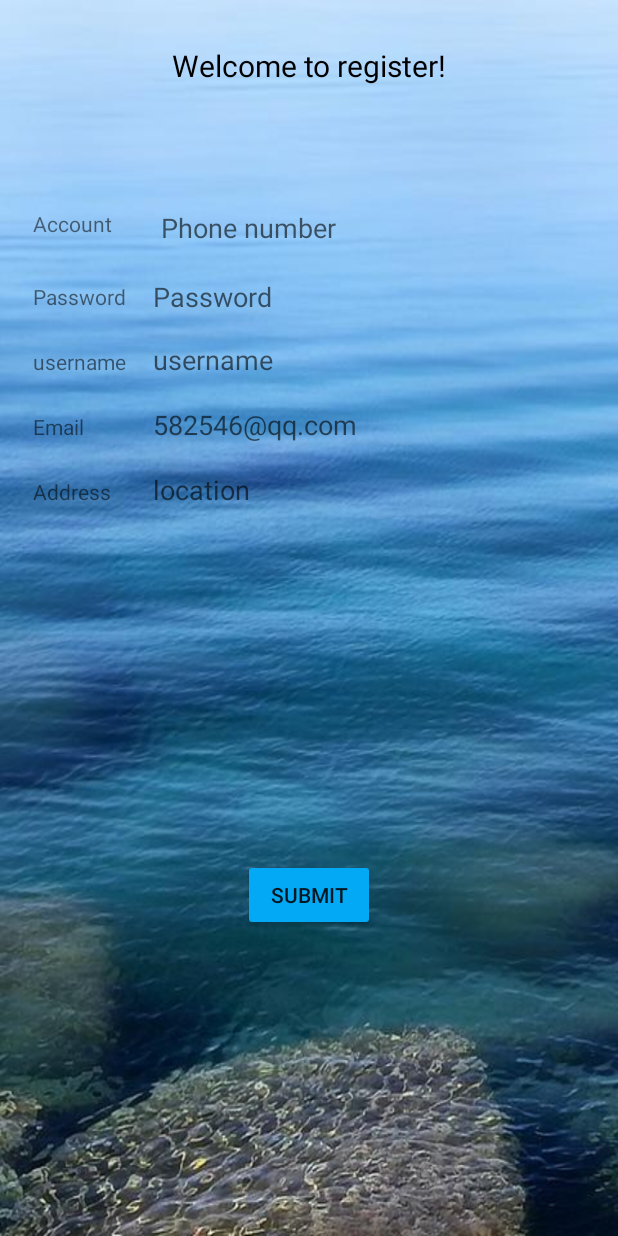
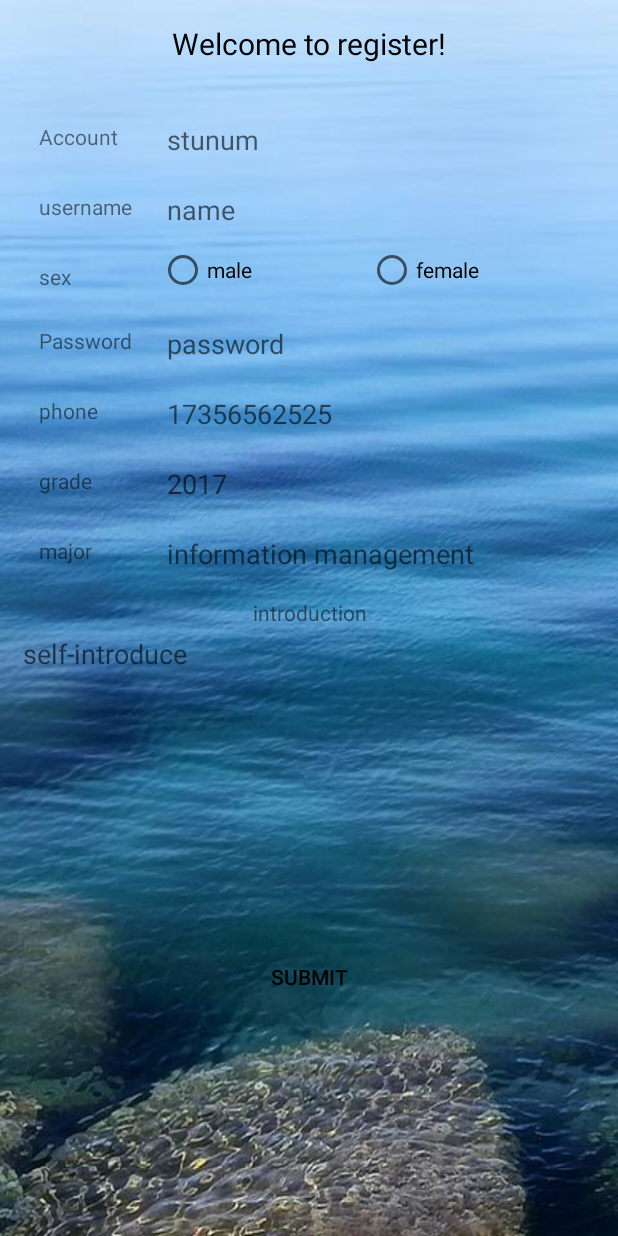
Before and after one commit to kouwq/seaMates, an Android app: the layout activity_register.xml on its own in the app's theme, with its tools: preview values and no code run, on a phone screen of 412 x 824 dp. Run offline under Robolectric (Android 15) with nearby library versions, the phone set to English and light mode, and no system bars.

Commit message:
6/15 renew layout addClearListener

```diff
--- a/app/src/main/java/com/demo/hello/seamates/LoginActivity.java
+++ b/app/src/main/java/com/demo/hello/seamates/LoginActivity.java
@@ -3,23 +3,34 @@ package com.demo.hello.seamates;
 import android.content.Intent;
 import android.os.Bundle;
 import android.support.v7.app.AppCompatActivity;
+import android.text.Editable;
+import android.text.TextWatcher;
 import android.util.Log;
 import android.view.View;
 import android.widget.Button;
 import android.widget.EditText;
+import android.widget.ImageView;
 import android.widget.Toast;
 
 public class LoginActivity extends AppCompatActivity implements View.OnClickListener {
     private final String TAG = "LoginActivity";
     EditText username, pwd;
     Button btn1, btn2;
+    ImageView imageView1, imageView2;
 
     @Override
     protected void onCreate(Bundle savedInstanceState) {
         super.onCreate(savedInstanceState);
         setContentView(R.layout.activity_login);
+
         username = findViewById(R.id.et_log_u);
         pwd = findViewById(R.id.et_pwd_u);
+        imageView1 = findViewById(R.id.iv_unaClear);
+        imageView2 = findViewById(R.id.iv_pwdClear);
+        //添加清除监听
+        addClearListener(username,imageView1);
+        addClearListener(pwd,imageView2);
+
         btn1 = findViewById(R.id.log_btn1);
         btn1.setOnClickListener(this);
         btn2 = findViewById(R.id.log_btn2);
@@ -61,4 +72,38 @@ public class LoginActivity extends AppCompatActivity implements View.OnClickList
     public void onPointerCaptureChanged(boolean hasCapture) {
 
     }
+
+    public static void addClearListener(final EditText editText, final ImageView imageView) {
+        editText.addTextChangedListener(new TextWatcher() {
+            @Override
+            public void beforeTextChanged(CharSequence s, int start, int count, int after) {
+
+            }
+
+            @Override
+            public void onTextChanged(CharSequence s, int start, int before, int count) {
+
+            }
+
+            @Override
+            public void afterTextChanged(Editable s) {
+                //如果有输入内容就显示clear按钮
+                String str = s + "";
+                if (str.length() > 0) {
+                    imageView.setVisibility(View.VISIBLE);
+                } else {
+                    imageView.setVisibility(View.INVISIBLE);
+                }
+
+            }
+        });
+        imageView.setOnClickListener(new View.OnClickListener(){
+
+            @Override
+            public void onClick(View v) {
+                editText.setText("");
+            }
+        });
+    }
+
 }
--- a/app/src/main/res/layout/activity_login.xml
+++ b/app/src/main/res/layout/activity_login.xml
@@ -46,18 +46,17 @@
                 android:layout_width="2dp"
                 android:layout_height="40dp"
                 android:layout_gravity="center"
-                android:layout_toRightOf="@+id/iv_userIconName"
                 android:background="@color/black" />
 
             <EditText
                 android:id="@+id/et_log_u"
-                android:layout_width="match_parent"
+                android:layout_width="wrap_content"
                 android:layout_height="match_parent"
                 android:layout_gravity="center"
                 android:layout_margin="5dp"
                 android:background="@null"
                 android:ems="10"
-                android:hint="@string/log_u"
+                android:hint="@string/account"
                 android:inputType="none"
                 android:textCursorDrawable="@null" />
 
@@ -65,7 +64,7 @@
                 android:id="@+id/iv_unaClear"
                 android:layout_width="wrap_content"
                 android:layout_height="wrap_content"
-                android:layout_marginRight="20dp"
+                android:layout_gravity="center"
                 android:src="@mipmap/clear"
                 android:visibility="invisible" />
 
@@ -85,19 +84,18 @@
                 android:layout_width="2dp"
                 android:layout_height="40dp"
                 android:layout_gravity="center"
-                android:layout_toRightOf="@+id/iv_userIconPwd"
                 android:background="@color/black" />
 
 
             <EditText
                 android:id="@+id/et_pwd_u"
-                android:layout_width="match_parent"
+                android:layout_width="wrap_content"
                 android:layout_height="match_parent"
                 android:layout_gravity="center"
                 android:layout_margin="5dp"
                 android:background="@null"
                 android:ems="10"
-                android:hint="@string/log_p"
+                android:hint="@string/pwd"
                 android:inputType="textPassword"
                 android:textCursorDrawable="@null" />
 
@@ -105,7 +103,7 @@
                 android:id="@+id/iv_pwdClear"
                 android:layout_width="wrap_content"
                 android:layout_height="wrap_content"
-                android:layout_marginRight="20dp"
+                android:layout_gravity="center"
                 android:src="@mipmap/clear"
                 android:visibility="invisible" />
 
@@ -122,7 +120,7 @@
                 android:checked="false"
                 android:duplicateParentState="false"
                 android:padding="5dp"
-                android:text="记住密码"
+                android:text="@string/pwd_rem"
                 android:textColor="#666666"
                 android:textSize="15sp"
                 app:buttonTint="@color/black" />
@@ -138,7 +136,7 @@
             android:layout_marginBottom="10dp"
             android:background="@null"
             android:gravity="center"
-            android:text="@string/log_btn1"
+            android:text="@string/log_in"
             android:textColor="#fff"
             android:textSize="18sp" />
 
@@ -150,7 +148,7 @@
             android:layout_marginRight="30dp"
             android:background="@null"
             android:gravity="center"
-            android:text="@string/log_btn2"
+            android:text="@string/log_up"
             android:textColor="#fff"
             android:textSize="18sp" />
     </LinearLayout>
--- a/app/src/main/res/layout/activity_register.xml
+++ b/app/src/main/res/layout/activity_register.xml
@@ -11,19 +11,19 @@
         android:layout_width="match_parent"
         android:layout_height="wrap_content"
         android:layout_gravity="center"
-        android:layout_marginBottom="10dp"
+        android:layout_marginBottom="5dp"
         android:orientation="vertical">
 
         <TextView
-            android:id="@+id/tv_wel"
+            android:id="@+id/reg_tv_wel"
             style="@style/AppTheme"
             android:layout_width="wrap_content"
             android:layout_height="wrap_content"
             android:layout_gravity="center"
-            android:layout_marginTop="10dp"
-            android:layout_marginBottom="20dp"
-            android:padding="20dp"
-            android:text="@string/reg_wel"
+            android:layout_marginTop="5dp"
+            android:layout_marginBottom="5dp"
+            android:padding="10dp"
+            android:text="@string/welcome"
             android:textColor="@color/black"
             android:textSize="20sp" />
     </LinearLayout>
@@ -32,113 +32,158 @@
         android:layout_width="match_parent"
         android:layout_height="wrap_content"
         android:layout_gravity="center"
-        android:layout_marginTop="20dp"
-        android:layout_marginBottom="20dp"
+        android:layout_marginTop="5dp"
+        android:layout_marginBottom="5dp"
         android:orientation="vertical">
 
         <LinearLayout style="@style/FormMainLayoutStyle">
 
             <TextView
-                android:id="@+id/tv_n"
-                android:layout_width="80dp"
-                android:layout_height="match_parent"
-                android:layout_marginRight="5dp"
-                android:padding="5dp"
-                android:text="@string/log_u" />
+                android:id="@+id/reg_tv_account"
+                style="@style/LeftTextView"
+                android:text="@string/account" />
 
             <EditText
-                android:id="@+id/reg_account"
-                android:layout_width="match_parent"
-                android:layout_height="match_parent"
-                android:background="@null"
-                android:ems="10"
-                android:hint="@string/reg_phone_hint"
-                android:inputType="none"
-                android:padding="5dp" />
+                android:id="@+id/reg_et_account"
+                style="@style/RightEditText"
+                android:hint="@string/account_hint"
+                android:inputType="none" />
         </LinearLayout>
 
         <LinearLayout style="@style/FormMainLayoutStyle">
 
             <TextView
-                android:id="@+id/tv_pwd"
-                android:layout_width="80dp"
-                android:layout_height="match_parent"
-                android:layout_marginRight="5dp"
-                android:padding="5dp"
-                android:text="@string/log_p" />
+                android:id="@+id/reg_tv_name"
+                style="@style/LeftTextView"
+                android:text="@string/username" />
 
             <EditText
-                android:id="@+id/reg_pwd"
-                android:layout_width="match_parent"
-                android:layout_height="match_parent"
-                android:background="@null"
-                android:ems="12"
-                android:hint="@string/reg_pwd_hint"
-                android:inputType="textPassword" />
-        </LinearLayout>
-
-        <LinearLayout style="@style/FormMainLayoutStyle">
-
-            <TextView
-                android:id="@+id/tv_name"
-                android:layout_width="80dp"
-                android:layout_height="wrap_content"
-                android:layout_marginRight="5dp"
-                android:padding="5dp"
-                android:text="username" />
-
-            <EditText
-                android:id="@+id/reg_name"
-                android:layout_width="match_parent"
-                android:layout_height="wrap_content"
-                android:background="@null"
-                android:ems="10"
-                android:hint="username"
+                android:id="@+id/reg_et_name"
+                style="@style/RightEditText"
+                android:hint="@string/username_hint"
                 android:inputType="textPostalAddress" />
         </LinearLayout>
 
         <LinearLayout style="@style/FormMainLayoutStyle">
 
             <TextView
-                android:id="@+id/tv_email"
-                android:layout_width="80dp"
-                android:layout_height="wrap_content"
-                android:layout_marginRight="5dp"
-                android:padding="5dp"
-                android:text="@string/reg_email" />
+                android:id="@+id/reg_tv_sex"
+                style="@style/LeftTextView"
+                android:text="@string/sex" />
+
+            <RadioGroup
+                android:id="@+id/reg_rg_sex"
+                android:layout_width="match_parent"
+                android:layout_height="match_parent"
+                android:layout_gravity="center_horizontal"
+                android:orientation="horizontal">
+
+                <RadioButton
+                    android:id="@+id/reg_male"
+                    android:layout_width="wrap_content"
+                    android:layout_height="wrap_content"
+                    android:layout_weight="1"
+                    android:checked="false"
+                    android:text="@string/reg_rad_male" />
+
+                <RadioButton
+                    android:id="@+id/reg_female"
+                    android:layout_width="wrap_content"
+                    android:layout_height="wrap_content"
+                    android:layout_weight="1"
+                    android:checked="false"
+                    android:text="@string/reg_rad_fem" />
+            </RadioGroup>
+        </LinearLayout>
+
+        <LinearLayout style="@style/FormMainLayoutStyle">
+
+            <TextView
+                android:id="@+id/reg_tv_pwd"
+                style="@style/LeftTextView"
+                android:text="@string/pwd" />
 
             <EditText
-                android:id="@+id/reg_email"
-                android:layout_width="match_parent"
-                android:layout_height="wrap_content"
-                android:background="@null"
-                android:ems="10"
-                android:hint="@string/reg_email_hint"
-                android:inputType="textEmailAddress" />
+                android:id="@+id/reg_et_pwd"
+                style="@style/RightEditText"
+                android:hint="@string/pwd_hint"
+                android:inputType="textPassword" />
+        </LinearLayout>
+
+
+        <LinearLayout style="@style/FormMainLayoutStyle">
+
+            <TextView
+                android:id="@+id/reg_tv_phone"
+                style="@style/LeftTextView"
+                android:text="@string/phone" />
+
+            <EditText
+                android:id="@+id/reg_et_phone"
+                style="@style/RightEditText"
+                android:hint="@string/phone_hint"
+                android:inputType="text" />
 
         </LinearLayout>
 
         <LinearLayout style="@style/FormMainLayoutStyle">
 
             <TextView
-                android:id="@+id/tv_address"
-                android:layout_width="80dp"
-                android:layout_height="wrap_content"
-                android:layout_marginRight="5dp"
-                android:padding="5dp"
-                android:text="@string/reg_address" />
+                android:id="@+id/reg_tv_grade"
+                style="@style/LeftTextView"
+                android:text="@string/grade" />
 
             <EditText
-                android:id="@+id/reg_address"
-                android:layout_width="match_parent"
-                android:layout_height="wrap_content"
-                android:background="@null"
-                android:ems="10"
-                android:hint="location"
-                android:inputType="textPostalAddress" />
+                android:id="@+id/reg_et_grade"
+                style="@style/RightEditText"
+                android:hint="@string/grade_hint"
+                android:inputType="text" />
         </LinearLayout>
 
+        <LinearLayout style="@style/FormMainLayoutStyle">
 
+            <TextView
+                android:id="@+id/reg_tv_major"
+                style="@style/LeftTextView"
+                android:text="@string/major" />
+
+            <EditText
+                android:id="@+id/reg_et_major"
+                style="@style/RightEditText"
+                android:hint="@string/major_hint"
+                android:inputType="text" />
+        </LinearLayout>
+
+        <LinearLayout style="@style/FormMainLayoutStyle">
+
+            <TextView
+                android:id="@+id/reg_tv_info"
+                android:layout_width="match_parent"
+                android:layout_height="match_parent"
+                android:gravity="center"
+                android:padding="5dp"
+                android:text="@string/idc" />
+
+        </LinearLayout>
+
+        <LinearLayout
+            android:layout_height="50dp"
+            android:layout_width="match_parent"
+            android:layout_marginLeft="15dp"
+            android:layout_marginRight="15dp"
+            >
+
+            <EditText
+                android:id="@+id/reg_et_info"
+                android:layout_width="match_parent"
+                android:layout_height="match_parent"
+                android:background="@null"
+                android:minLines="5"
+                android:gravity="top"
+                android:ems="10"
+                android:hint="@string/idc_hint"
+                android:inputType="text" />
+        </LinearLayout>
     </LinearLayout>
 
     <FrameLayout
@@ -150,6 +195,8 @@
             android:layout_width="wrap_content"
             android:layout_height="wrap_content"
             android:layout_gravity="center"
-            android:text="Submit" />
+            android:background="@null"
+            android:text="@string/submit"
+            android:textColor="@color/black" />
     </FrameLayout>
 </LinearLayout>
--- a/app/src/main/res/values/strings.xml
+++ b/app/src/main/res/values/strings.xml
@@ -1,16 +1,34 @@
 <resources>
     <string name="app_name">seaMates</string>
-    <string name="log_btn1">Sign in</string>
-    <string name="log_btn2">Sign up</string>
-    <string name="reg_phone_hint">Phone number</string>
-    <string name="reg_pwd_hint">Password</string>
-    <string name="log_u">Account</string>
-    <string name="log_p">Password</string>
-    <string name="reg_wel">Welcome to register!</string>
-    <string name="reg_email_hint">582546@qq.com</string>
-    <string name="reg_email">Email</string>
-    <string name="reg_address">Address</string>
+    <string name="log_in">Sign in</string>
+    <string name="log_up">Sign up</string>
+    <string name="account_hint">stunum</string>
+    <string name="pwd_hint">password</string>
+    <string name="account">Account</string>
+    <string name="pwd">Password</string>
+    <string name="welcome">Welcome to register!</string>
+    <string name="phone_hint">17356562525</string>
+    <string name="email">Email</string>
+    <string name="address">Address</string>
 
-    <string name="hello_blank_fragment">Hello blank fragment</string>
+    <string name="hello">Hello blank fragment</string>
     <string name="menu_label">settings</string>
+    <string name="user_icon">userIcon</string>
+    <string name="stunum">41711001</string>
+    <string name="clear_icon">clear</string>
+    <string name="pwd_rem">remember the password</string>
+    <string name="username">username</string>
+    <string name="location">location</string>
+    <string name="submit">Submit</string>
+    <string name="sex">sex</string>
+    <string name="phone">phone</string>
+    <string name="reg_rad_male">male</string>
+    <string name="reg_rad_fem">female</string>
+    <string name="grade">grade</string>
+    <string name="major">major</string>
+    <string name="grade_hint">2017</string>
+    <string name="major_hint">information management</string>
+    <string name="username_hint">name</string>
+    <string name="idc">introduction</string>
+    <string name="idc_hint">self-introduce</string>
 </resources>
--- a/app/src/main/res/values/styles.xml
+++ b/app/src/main/res/values/styles.xml
@@ -27,19 +27,27 @@
         <item name="android:layout_height">wrap_content</item>
         <item name="android:layout_marginLeft">15dp</item>
         <item name="android:layout_marginRight">15dp</item>
-        <item name="android:layout_marginTop">5dp</item>
-        <item name="android:layout_marginBottom">5dp</item>
+        <item name="android:layout_marginTop">2dp</item>
+        <item name="android:layout_marginBottom">0dp</item>
         <item name="android:background">@null</item>
         <item name="android:orientation">horizontal</item>
-        <item name="android:padding">1dp</item>
-
+        <item name="android:padding">0dp</item>
     </style>
 
-    <style name="FindBottomStyle">
-        <item name="android:layout_width">match_parent</item>
-        <item name="android:layout_height">30dp</item>
+    <style name="LeftTextView">
+        <item name="android:layout_width">80dp</item>
+        <item name="android:layout_height">match_parent</item>
+        <item name="android:padding">5dp</item>
         <item name="android:layout_margin">5dp</item>
         <item name="android:background">@null</item>
     </style>
 
+    <style name="RightEditText">
+        <item name="android:layout_width">match_parent</item>
+        <item name="android:layout_height">match_parent</item>
+        <item name="android:background">@null</item>
+        <item name="android:ems">10</item>
+        <item name="android:padding">5dp</item>
+    </style>
+
 </resources>
```
Also changed, not shown: app/src/main/AndroidManifest.xml (+6 -5 lines), app/src/main/res/mipmap-hdpi/settings.png (deleted), app/src/main/res/mipmap-mdpi/hello5.jpg (deleted), 1 other file.
